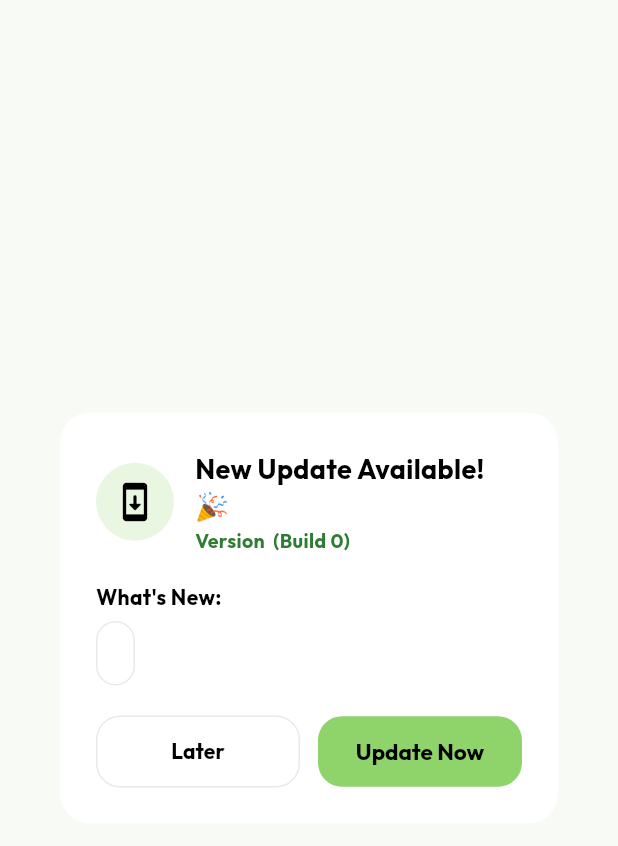
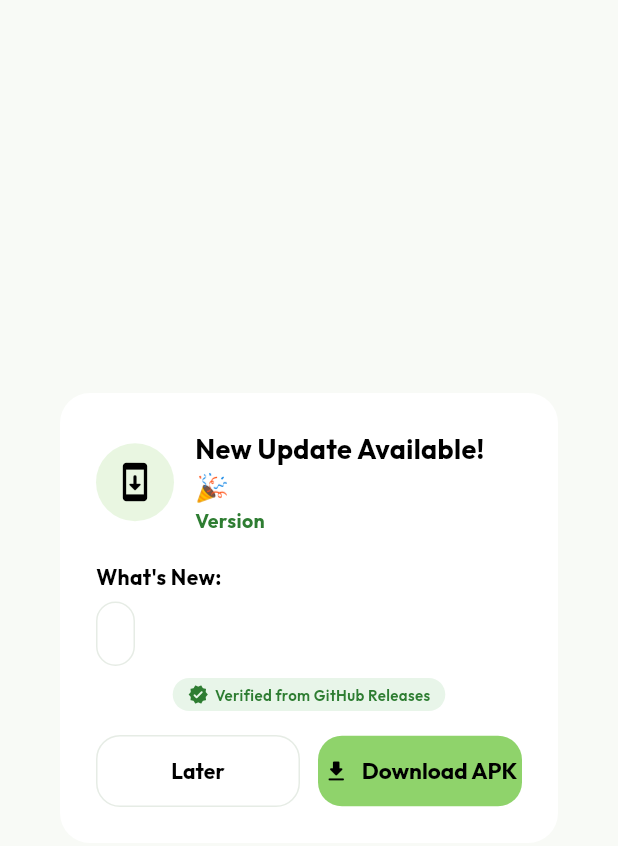
Before and after one commit to akkibansode8563-boop/PulseFit, a Flutter app: the UpdateNotificationDialog widget shown alone on an empty page, opened directly with empty values, on a phone screen of 412 x 824 dp. Shown: the top 846 px of the screen. Run offline on Flutter 3.47's test engine with Material 3 defaults, Android fonts, the phone set to English and light mode, and no system bars; our stand-ins replace fl_chart, flutter_animate, flutter_dotenv, flutter_local_notifications, flutter_riverpod, geolocator and 5 more; accounts and stored records are empty; network calls fail.

Commit message:
Replace simulated update system with real GitHub Releases API checker, bump v2.0.0, add url_launcher, clean dead code, secure API key in .env

```diff
--- a/lib/core/widgets/update_notification_dialog.dart
+++ b/lib/core/widgets/update_notification_dialog.dart
@@ -1,5 +1,6 @@
 import 'package:flutter/material.dart';
 import 'package:google_fonts/google_fonts.dart';
+import 'package:url_launcher/url_launcher.dart';
 import '../services/app_update_service.dart';
 import '../theme/app_colors.dart';
 
@@ -17,28 +18,39 @@ class UpdateNotificationDialog extends StatefulWidget {
 
 class _UpdateNotificationDialogState extends State<UpdateNotificationDialog> {
   bool _isDownloading = false;
-  double _progress = 0.0;
-  bool _isCompleted = false;
 
-  void _startInAppDownload() async {
-    setState(() {
-      _isDownloading = true;
-      _progress = 0.1;
-    });
+  Future<void> _downloadUpdate() async {
+    final url = widget.updateInfo.downloadUrl;
+    if (url.isEmpty) {
+      if (mounted) {
+        ScaffoldMessenger.of(context).showSnackBar(
+          const SnackBar(content: Text('No download URL available for this release.')),
+        );
+      }
+      return;
+    }
 
-    // Simulate in-app OTA download & installation
-    for (int i = 1; i <= 10; i++) {
-      await Future.delayed(const Duration(milliseconds: 250));
+    setState(() => _isDownloading = true);
+
+    try {
+      final uri = Uri.parse(url);
+      if (await canLaunchUrl(uri)) {
+        await launchUrl(uri, mode: LaunchMode.externalApplication);
+      } else {
+        // Fallback: try with external non-browser application
+        await launchUrl(uri, mode: LaunchMode.platformDefault);
+      }
+    } catch (e) {
       if (mounted) {
-        setState(() => _progress = i / 10.0);
+        ScaffoldMessenger.of(context).showSnackBar(
+          SnackBar(content: Text('Could not open download link: $e')),
+        );
       }
     }
 
     if (mounted) {
-      setState(() {
-        _isDownloading = false;
-        _isCompleted = true;
-      });
+      setState(() => _isDownloading = false);
+      Navigator.pop(context);
     }
   }
 
@@ -74,7 +86,7 @@ class _UpdateNotificationDialogState extends State<UpdateNotificationDialog> {
                         style: GoogleFonts.outfit(fontSize: 18, fontWeight: FontWeight.bold, color: Colors.black),
                       ),
                       Text(
-                        'Version ${widget.updateInfo.latestVersion} (Build ${widget.updateInfo.buildNumber})',
+                        'Version ${widget.updateInfo.latestVersion}',
                         style: GoogleFonts.outfit(fontSize: 13, fontWeight: FontWeight.bold, color: const Color(0xFF2E7D32)),
                       ),
                     ],
@@ -90,64 +102,51 @@ class _UpdateNotificationDialogState extends State<UpdateNotificationDialog> {
             const SizedBox(height: 6),
             Container(
               padding: const EdgeInsets.all(12),
+              constraints: const BoxConstraints(maxHeight: 180),
               decoration: BoxDecoration(
                 color: AppColors.surface,
                 borderRadius: BorderRadius.circular(16),
                 border: Border.all(color: AppColors.divider),
               ),
+              child: SingleChildScrollView(
                 child: Text(
                   widget.updateInfo.releaseNotes,
                   style: GoogleFonts.outfit(fontSize: 12, height: 1.4, color: const Color(0xFF222222), fontWeight: FontWeight.w500),
                 ),
               ),
-            const SizedBox(height: 20),
-
-            if (_isDownloading) ...[
-              LinearProgressIndicator(
-                value: _progress,
-                backgroundColor: AppColors.surface,
-                color: AppColors.primary,
-                minHeight: 8,
-                borderRadius: BorderRadius.circular(4),
             ),
             const SizedBox(height: 8),
+
+            // Source badge
             Center(
-                child: Text(
-                  'Downloading & Installing Update... ${(_progress * 100).toInt()}%',
-                  style: GoogleFonts.outfit(fontSize: 12, fontWeight: FontWeight.bold, color: Colors.black),
-                ),
-              ),
-              const SizedBox(height: 12),
-            ] else if (_isCompleted) ...[
-              Container(
-                padding: const EdgeInsets.all(12),
-                width: double.infinity,
+              child: Container(
+                padding: const EdgeInsets.symmetric(horizontal: 10, vertical: 4),
                 decoration: BoxDecoration(
                   color: const Color(0xFFE8F5E9),
-                  borderRadius: BorderRadius.circular(14),
+                  borderRadius: BorderRadius.circular(12),
                 ),
                 child: Row(
+                  mainAxisSize: MainAxisSize.min,
                   children: [
-                    const Icon(Icons.check_circle_rounded, color: Color(0xFF2E7D32), size: 24),
-                    const SizedBox(width: 10),
+                    const Icon(Icons.verified_rounded, size: 14, color: Color(0xFF2E7D32)),
+                    const SizedBox(width: 4),
                     Text(
-                      'Update Installed Successfully!',
-                      style: GoogleFonts.outfit(fontSize: 13, fontWeight: FontWeight.bold, color: const Color(0xFF2E7D32)),
+                      'Verified from GitHub Releases',
+                      style: GoogleFonts.outfit(fontSize: 10, fontWeight: FontWeight.w600, color: const Color(0xFF2E7D32)),
                     ),
                   ],
                 ),
               ),
+            ),
             const SizedBox(height: 16),
-              SizedBox(
-                width: double.infinity,
-                child: ElevatedButton(
-                  style: ElevatedButton.styleFrom(
-                    backgroundColor: AppColors.primary,
-                    padding: const EdgeInsets.symmetric(vertical: 14),
-                    shape: RoundedRectangleBorder(borderRadius: BorderRadius.circular(AppColors.radiusButton)),
-                  ),
-                  onPressed: () => Navigator.pop(context),
-                  child: Text('Restart App Now', style: GoogleFonts.outfit(fontWeight: FontWeight.bold, color: Colors.black)),
+
+            if (_isDownloading) ...[
+              const Center(child: CircularProgressIndicator(color: AppColors.primary)),
+              const SizedBox(height: 8),
+              Center(
+                child: Text(
+                  'Opening download link...',
+                  style: GoogleFonts.outfit(fontSize: 12, fontWeight: FontWeight.bold, color: Colors.black),
                 ),
               ),
             ] else ...[
@@ -167,14 +166,15 @@ class _UpdateNotificationDialogState extends State<UpdateNotificationDialog> {
                     ),
                   if (!widget.updateInfo.isMandatory) const SizedBox(width: 12),
                   Expanded(
-                    child: ElevatedButton(
+                    child: ElevatedButton.icon(
                       style: ElevatedButton.styleFrom(
                         backgroundColor: AppColors.primary,
                         padding: const EdgeInsets.symmetric(vertical: 14),
                         shape: RoundedRectangleBorder(borderRadius: BorderRadius.circular(AppColors.radiusButton)),
                       ),
-                      onPressed: _startInAppDownload,
-                      child: Text('Update Now', style: GoogleFonts.outfit(fontWeight: FontWeight.bold, color: Colors.black)),
+                      onPressed: _downloadUpdate,
+                      icon: const Icon(Icons.download_rounded, color: Colors.black, size: 18),
+                      label: Text('Download APK', style: GoogleFonts.outfit(fontWeight: FontWeight.bold, color: Colors.black)),
                     ),
                   ),
                 ],
--- a/pubspec.yaml
+++ b/pubspec.yaml
@@ -1,7 +1,7 @@
 name: ai_health_manager
 description: Enterprise-grade offline-first AI Health Manager Flutter application.
 publish_to: 'none'
-version: 1.0.0+1
+version: 2.0.0+2
 
 environment:
   sdk: '>=3.0.0 <4.0.0'
@@ -27,6 +27,8 @@ dependencies:
   flutter_local_notifications: ^18.0.1
   geolocator: ^13.0.2
   permission_handler: ^11.3.1
+  http: ^1.2.0
+  url_launcher: ^6.2.5
 
 dev_dependencies:
   flutter_test:
```
Also changed, not shown: lib/core/services/app_update_service.dart (+82 -26 lines), lib/core/services/live_ota_sync_engine.dart (+12 -9 lines), lib/core/services/openai_service_impl.dart (+20 -36 lines), lib/main.dart (+0 -41 lines), pubspec.lock, 1 other file. Lines whose indentation alone changed are shown as unchanged.
